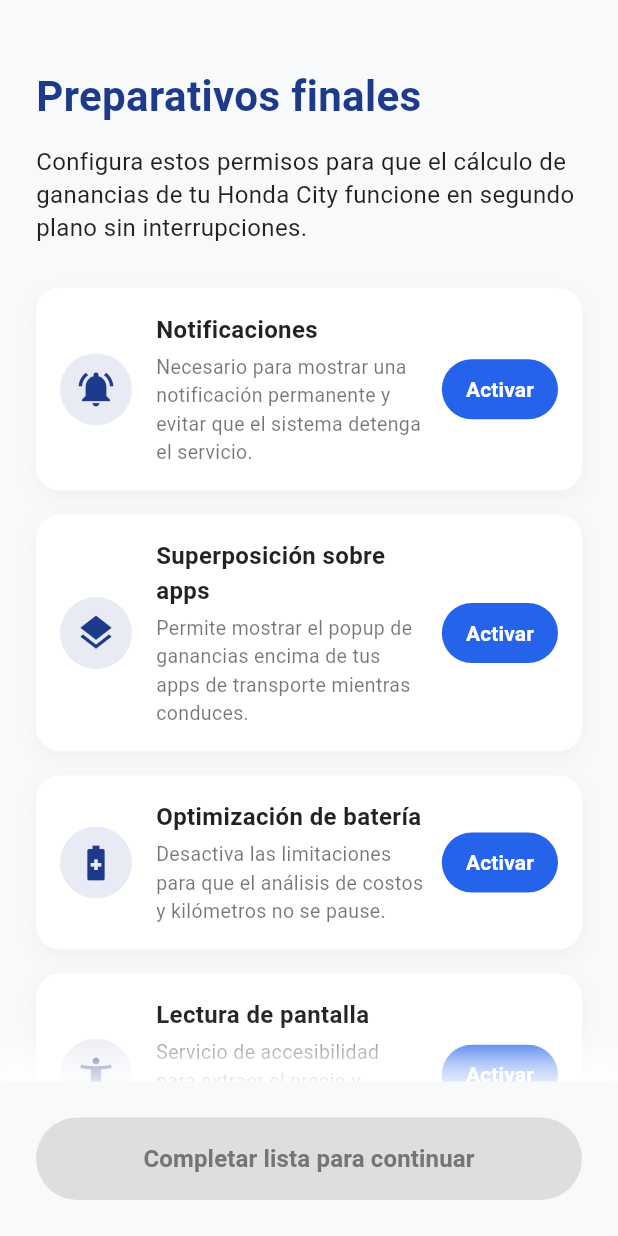
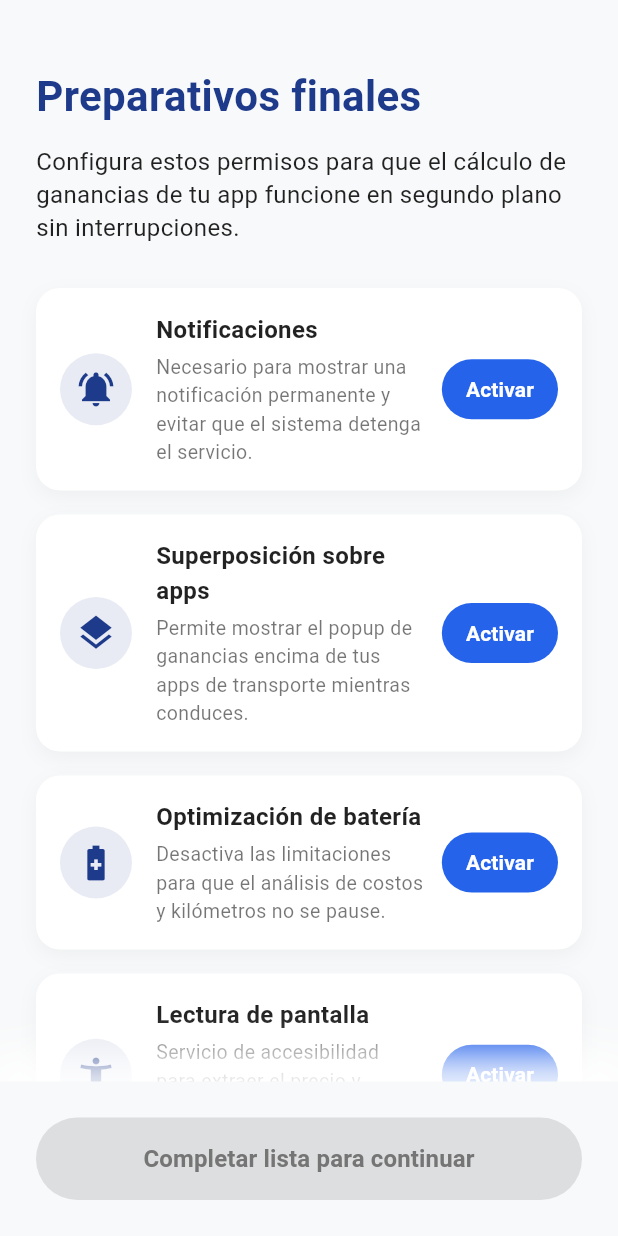
Before and after one commit to akalex5/masga_propio, a Flutter app: the PreparativosScreen screen opened directly, on a phone screen of 412 x 824 dp. Run offline on Flutter 3.47's test engine with Material 3 defaults, Android fonts, the phone set to English and light mode, and no system bars.

Commit message:
Correccion de texto en parrafo

```diff
--- a/lib/preparativos_screen.dart
+++ b/lib/preparativos_screen.dart
@@ -46,7 +46,7 @@ class _PreparativosScreenState extends State<PreparativosScreen> {
                     ),
                     const SizedBox(height: 12),
                     const Text(
-                      'Configura estos permisos para que el cálculo de ganancias de tu Honda City funcione en segundo plano sin interrupciones.',
+                      'Configura estos permisos para que el cálculo de ganancias de tu app funcione en segundo plano sin interrupciones.',
                       style: TextStyle(fontSize: 16, color: Colors.black87, height: 1.4),
                     ),
                     const SizedBox(height: 30),
```
